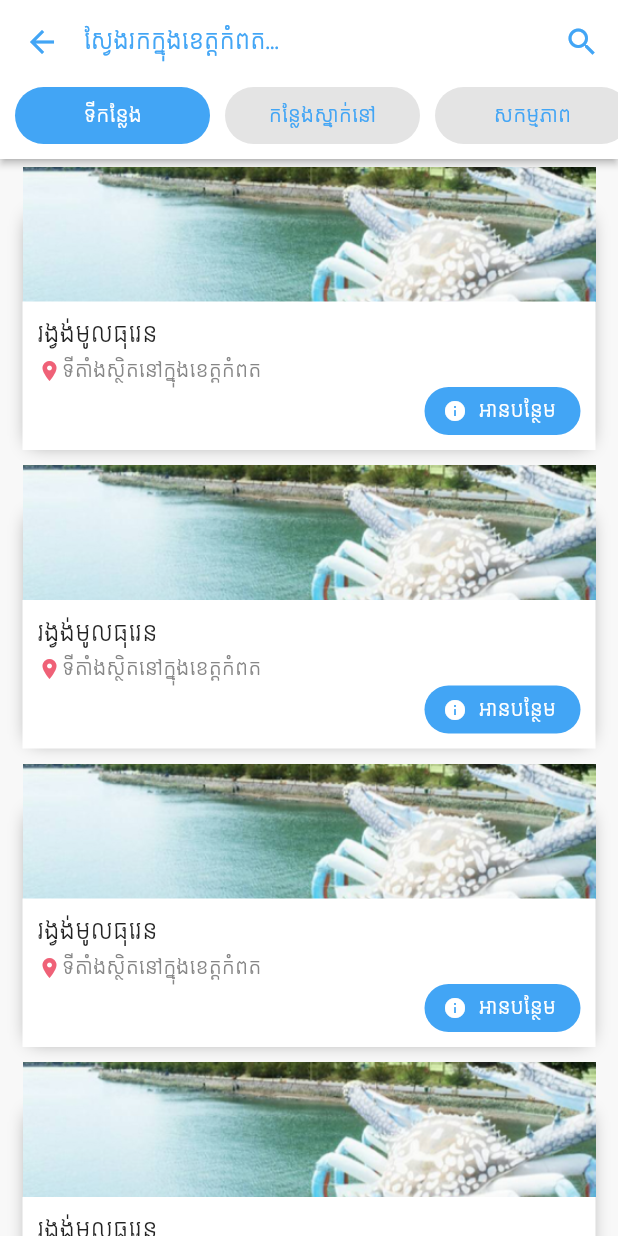
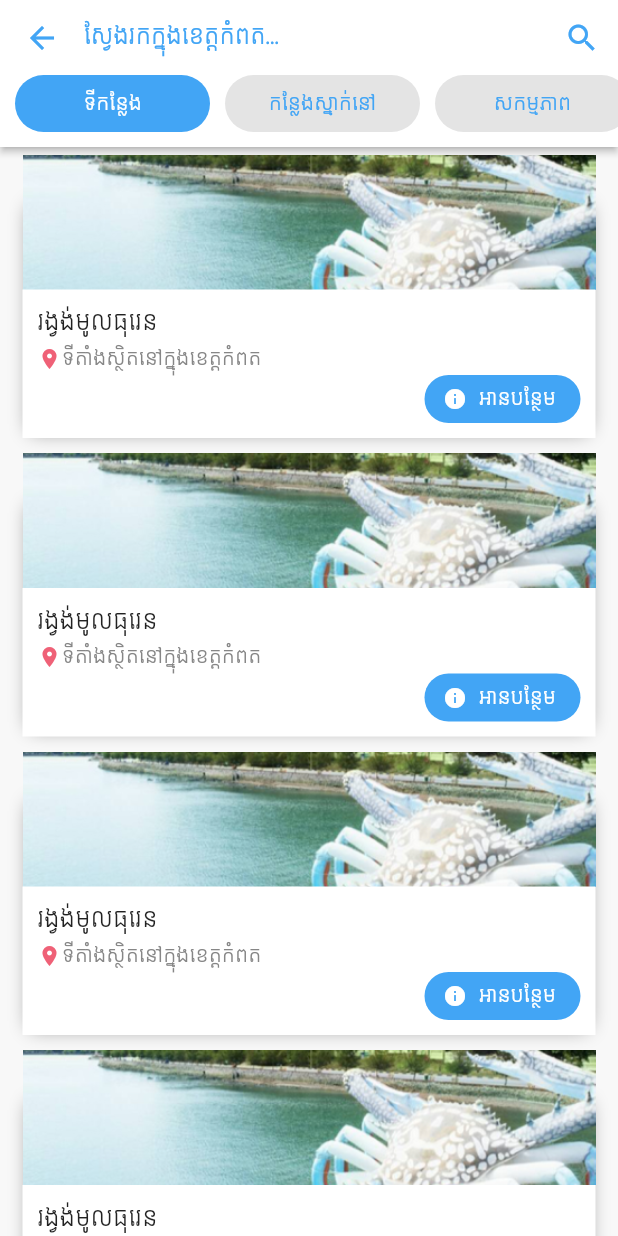
Before and after one commit to juniorise/romduol, a Flutter app: the screen it shows after launch, after a tap on "ខេត្តកំពត", on a phone screen of 412 x 824 dp. Run offline on Flutter 3.47's test engine with Material 2 defaults, Android fonts, the phone set to English and light mode, and no system bars; drawn by our look-alikes of auto_animated; our stand-ins replace flutter_inner_drawer.

Commit message:
oct 6 2020

```diff
--- a/lib/screens/homepage.dart
+++ b/lib/screens/homepage.dart
@@ -401,8 +401,10 @@ class _HomePageState extends State<HomePage> {
     );
   }
 
-  AppBar buildAppBar(BuildContext context) {
-    return AppBar(
+  PreferredSize buildAppBar(BuildContext context) {
+    return PreferredSize(
+      preferredSize: Size.fromHeight(48),
+      child: AppBar(
         elevation: 0.0,
         backgroundColor: Palette.white90,
         titleSpacing: 0.0,
@@ -417,6 +419,7 @@ class _HomePageState extends State<HomePage> {
             onPressed: () {},
           )
         ],
+      ),
     );
   }
 }
--- a/lib/screens/myapp.dart
+++ b/lib/screens/myapp.dart
@@ -60,7 +60,8 @@ class HiddenDrawer extends StatelessWidget {
                     ),
                   ),
                   SizedBox(width: 10),
-                  Column(
+                  Expanded(
+                    child: Column(
                       mainAxisAlignment: MainAxisAlignment.center,
                       crossAxisAlignment: CrossAxisAlignment.start,
                       children: [
@@ -82,6 +83,7 @@ class HiddenDrawer extends StatelessWidget {
                           ),
                         ),
                       ],
+                    ),
                   ),
                   SizedBox(width: 10),
                 ],
--- a/lib/screens/province.dart
+++ b/lib/screens/province.dart
@@ -36,7 +36,9 @@ class _ProvinceState extends State<Province>
     return ChangeNotifierProvider(
       create: (e) => PageViewNotifier(_pageController),
       child: Scaffold(
-        appBar: AppBar(
+        appBar: PreferredSize(
+          preferredSize: Size.fromHeight(48 + 50.0),
+          child: AppBar(
             titleSpacing: 0.0,
             elevation: 2.0,
             actions: [
@@ -54,6 +56,7 @@ class _ProvinceState extends State<Province>
                 onTap: (index) => removeAnimated(index),
               ),
               preferredSize: Size.fromHeight(50),
+            ),
           ),
         ),
         body: PageView(
```
Lines whose indentation alone changed are shown as unchanged.
